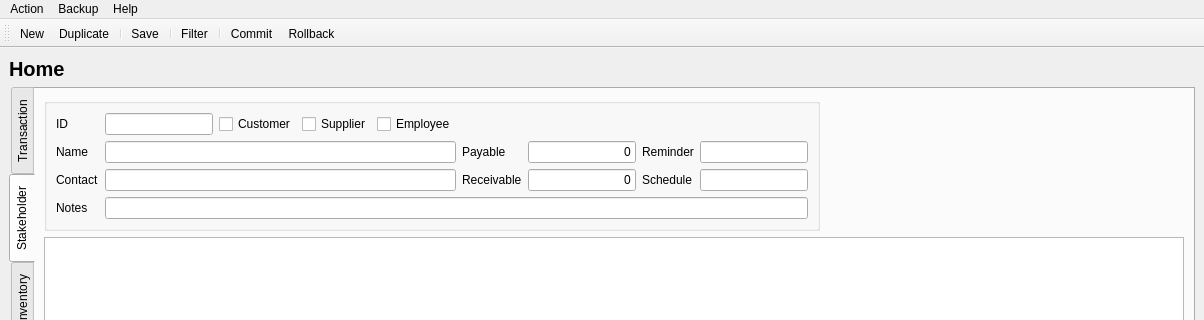
Above: ui_main.ui from aasem-research-work/aasem-hk before the change; both pictures show x 0 to 1204 and y 0 to 320 of the 1204 by 815 pixel window. Below: the same form after it.
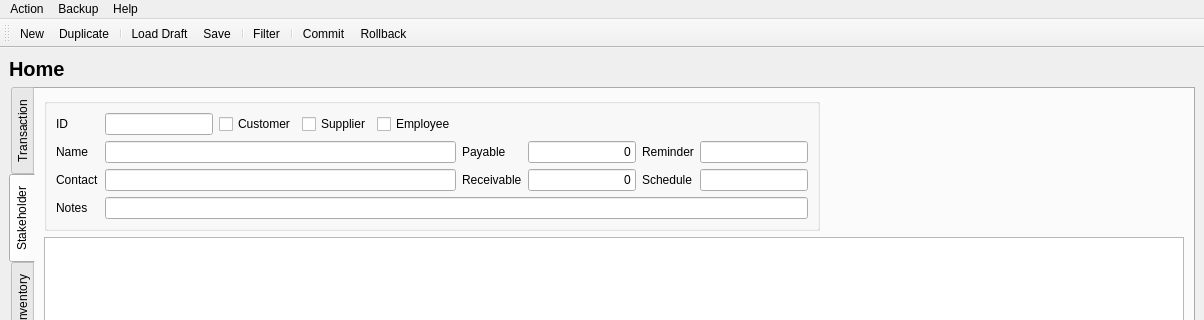
That is the form after the change. Icons and pictures are not drawn.

Commit message: save and load-draf implemented

The edit to the form file:
```diff
--- a/ui_main.ui
+++ b/ui_main.ui
@@ -1420,6 +1420,7 @@
    <addaction name="actionNewRecord"/>
    <addaction name="actionDuplicateRecord"/>
    <addaction name="separator"/>
+   <addaction name="actionLoad_Draft"/>
    <addaction name="actionSave"/>
    <addaction name="separator"/>
    <addaction name="actionFilterRecord"/>
@@ -1533,6 +1534,15 @@
     <string>Save</string>
    </property>
   </action>
+  <action name="actionLoad_Draft">
+   <property name="icon">
+    <iconset resource="res_main.qrc">
+     <normaloff>:/icon/Draft</normaloff>:/icon/Draft</iconset>
+   </property>
+   <property name="text">
+    <string>Load Draft</string>
+   </property>
+  </action>
  </widget>
  <tabstops>
   <tabstop>lineEdit_Stk_StakeholderID</tabstop>
```
Left out of the diff: 9 changed lines with no effect on the pictures. The commit also changes 4 other files.
